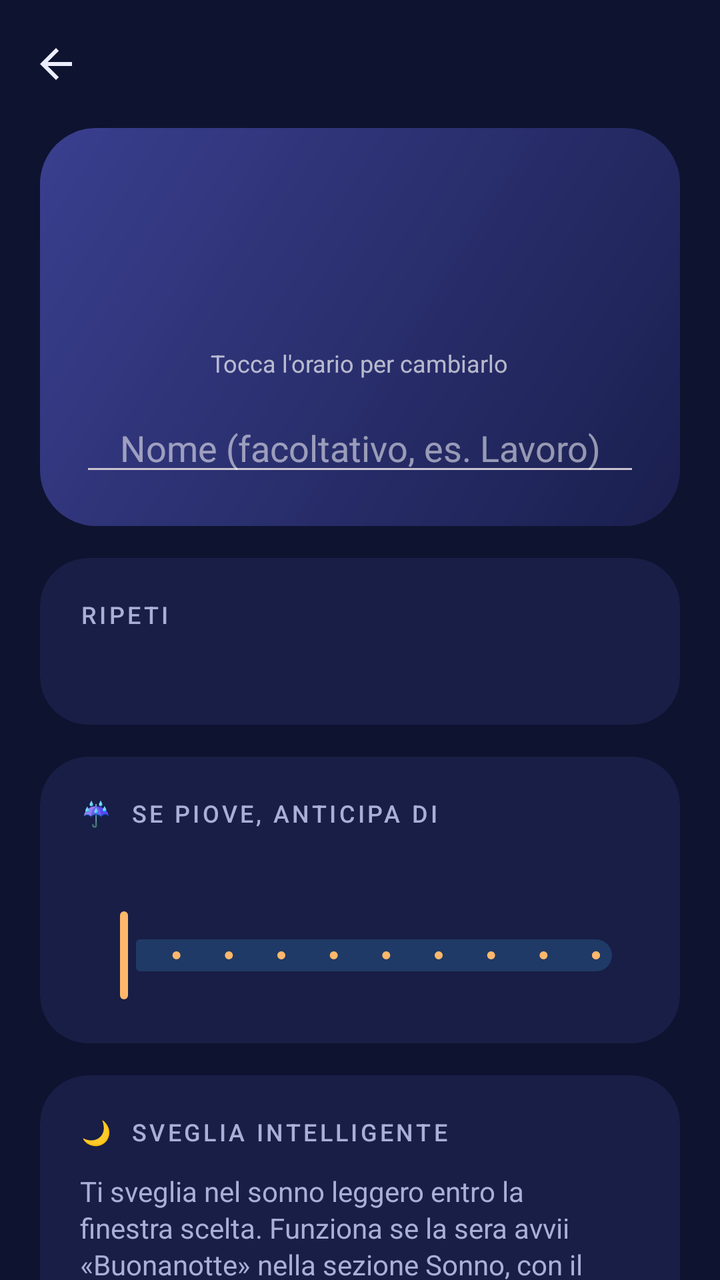
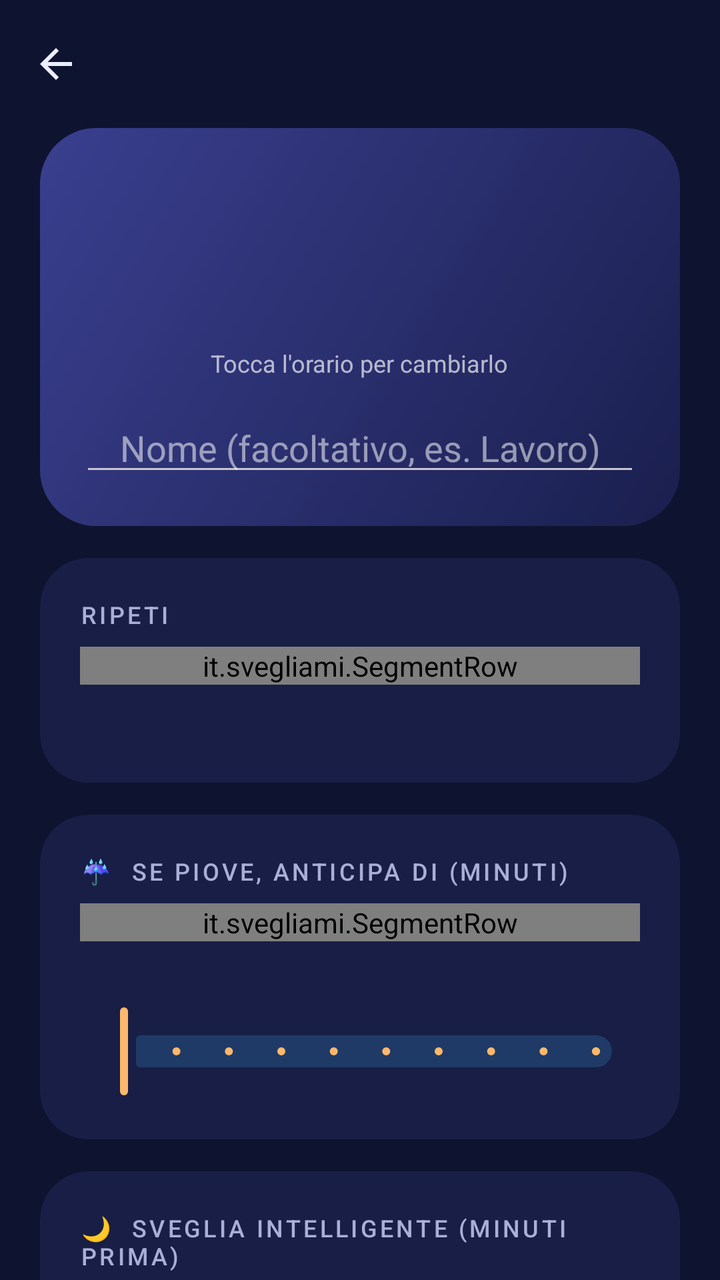

An Android layout rendered at two revisions. The XML below is the earlier revision; the diff shows what the commit changed to produce the second picture.
<!-- AndroidManifest.xml: application theme Theme.Svegliami -->
<!-- res/layout/activity_edit_alarm.xml -->
<?xml version="1.0" encoding="utf-8"?>
<LinearLayout xmlns:android="http://schemas.android.com/apk/res/android"
    xmlns:app="http://schemas.android.com/apk/res-auto"
    android:layout_width="match_parent"
    android:layout_height="match_parent"
    android:background="@color/night_bg"
    android:orientation="vertical">

    <com.google.android.material.appbar.MaterialToolbar
        android:id="@+id/toolbar"
        android:layout_width="match_parent"
        android:layout_height="?attr/actionBarSize"
        app:navigationIcon="@drawable/ic_arrow_back"
        app:titleTextColor="@color/on_surface" />

    <androidx.core.widget.NestedScrollView
        android:layout_width="match_parent"
        android:layout_height="match_parent">

        <LinearLayout
            android:layout_width="match_parent"
            android:layout_height="wrap_content"
            android:orientation="vertical"
            android:paddingStart="20dp"
            android:paddingEnd="20dp"
            android:paddingBottom="32dp">

            
            <LinearLayout
                android:layout_width="match_parent"
                android:layout_height="wrap_content"
                android:background="@drawable/bg_hero_night"
                android:gravity="center_horizontal"
                android:orientation="vertical"
                android:padding="20dp">

                <TextView
                    android:id="@+id/btnTime"
                    android:layout_width="wrap_content"
                    android:layout_height="wrap_content"
                    android:background="?attr/selectableItemBackground"
                    android:fontFamily="sans-serif-light"
                    android:includeFontPadding="false"
                    android:paddingHorizontal="16dp"
                    android:textColor="#FFFFFF"
                    android:textSize="76sp" />

                <TextView
                    android:layout_width="wrap_content"
                    android:layout_height="wrap_content"
                    android:text="Tocca l'orario per cambiarlo"
                    android:textColor="#AAFFFFFF"
                    android:textSize="12sp" />

                <EditText
                    android:id="@+id/etLabel"
                    android:layout_width="match_parent"
                    android:layout_height="wrap_content"
                    android:layout_marginTop="12dp"
                    android:gravity="center"
                    android:hint="Nome (facoltativo, es. Lavoro)"
                    android:inputType="textCapSentences"
                    android:textColor="#FFFFFF"
                    android:textColorHint="#88FFFFFF" />
            </LinearLayout>

            
            <com.google.android.material.card.MaterialCardView
                android:layout_width="match_parent"
                android:layout_height="wrap_content"
                android:layout_marginTop="16dp">

                <LinearLayout
                    android:layout_width="match_parent"
                    android:layout_height="wrap_content"
                    android:orientation="vertical"
                    android:padding="20dp">
            <TextView
                style="@style/Svegliami.Overline"
                android:layout_width="wrap_content"
                android:layout_height="wrap_content"
                android:layout_marginBottom="8dp"
                android:text="Ripeti" />
                    <com.google.android.material.chip.ChipGroup
                        android:id="@+id/chipDays"
                        android:layout_width="match_parent"
                        android:layout_height="wrap_content" />

                    <TextView
                        android:id="@+id/tvDaysHint"
                        style="@style/Svegliami.Body"
                        android:layout_width="wrap_content"
                        android:layout_height="wrap_content" />
                </LinearLayout>
            </com.google.android.material.card.MaterialCardView>

            
            <com.google.android.material.card.MaterialCardView
                android:layout_width="match_parent"
                android:layout_height="wrap_content"
                android:layout_marginTop="16dp">

                <LinearLayout
                    android:layout_width="match_parent"
                    android:layout_height="wrap_content"
                    android:orientation="vertical"
                    android:padding="20dp">
            <TextView
                style="@style/Svegliami.Overline"
                android:layout_width="wrap_content"
                android:layout_height="wrap_content"
                android:layout_marginBottom="8dp"
                android:text="☔  Se piove, anticipa di" />
                    <com.google.android.material.chip.ChipGroup
                        android:id="@+id/chipAdvance"
                        android:layout_width="match_parent"
                        android:layout_height="wrap_content"
                        app:selectionRequired="true"
                        app:singleSelection="true" />

                    <TextView
                        android:id="@+id/tvProb"
                        style="@style/Svegliami.Body"
                        android:layout_width="wrap_content"
                        android:layout_height="wrap_content"
                        android:layout_marginTop="12dp" />

                    <com.google.android.material.slider.Slider
                        android:id="@+id/sliderProb"
                        android:layout_width="match_parent"
                        android:layout_height="wrap_content"
                        android:stepSize="10"
                        android:valueFrom="10"
                        android:valueTo="100"
                        app:labelBehavior="gone" />
                </LinearLayout>
            </com.google.android.material.card.MaterialCardView>

            
            <com.google.android.material.card.MaterialCardView
                android:layout_width="match_parent"
                android:layout_height="wrap_content"
                android:layout_marginTop="16dp">

                <LinearLayout
                    android:layout_width="match_parent"
                    android:layout_height="wrap_content"
                    android:orientation="vertical"
                    android:padding="20dp">
            <TextView
                style="@style/Svegliami.Overline"
                android:layout_width="wrap_content"
                android:layout_height="wrap_content"
                android:layout_marginBottom="8dp"
                android:text="🌙  Sveglia intelligente" />
                    <com.google.android.material.chip.ChipGroup
                        android:id="@+id/chipSmart"
                        android:layout_width="match_parent"
                        android:layout_height="wrap_content"
                        app:selectionRequired="true"
                        app:singleSelection="true" />

                    <TextView
                        style="@style/Svegliami.Body"
                        android:layout_width="wrap_content"
                        android:layout_height="wrap_content"
                        android:layout_marginTop="4dp"
                        android:text="Ti sveglia nel sonno leggero entro la finestra scelta. Funziona se la sera avvii «Buonanotte» nella sezione Sonno, con il telefono sul materasso o sul comodino." />
                </LinearLayout>
            </com.google.android.material.card.MaterialCardView>

            
            <com.google.android.material.card.MaterialCardView
                android:layout_width="match_parent"
                android:layout_height="wrap_content"
                android:layout_marginTop="16dp">

                <LinearLayout
                    android:layout_width="match_parent"
                    android:layout_height="wrap_content"
                    android:orientation="vertical"
                    android:padding="20dp">
            <TextView
                style="@style/Svegliami.Overline"
                android:layout_width="wrap_content"
                android:layout_height="wrap_content"
                android:layout_marginBottom="8dp"
                android:text="🔔  Suoneria" />
                    <LinearLayout
                        android:layout_width="match_parent"
                        android:layout_height="wrap_content"
                        android:orientation="horizontal">

                        <Button
                            android:id="@+id/btnRingtone"
                            style="@style/Widget.Material3.Button.TonalButton"
                            android:layout_width="0dp"
                            android:layout_height="wrap_content"
                            android:layout_weight="1"
                            android:ellipsize="end"
                            android:maxLines="1" />

                        <Button
                            android:id="@+id/btnPreview"
                            style="@style/Widget.Material3.Button.OutlinedButton"
                            android:layout_width="wrap_content"
                            android:layout_height="wrap_content"
                            android:layout_marginStart="8dp"
                            android:text="▶ Prova" />
                    </LinearLayout>
                </LinearLayout>
            </com.google.android.material.card.MaterialCardView>

            <Button
                android:id="@+id/btnSave"
                android:layout_width="match_parent"
                android:layout_height="60dp"
                android:layout_marginTop="24dp"
                android:text="Salva"
                android:textSize="17sp" />

            <Button
                android:id="@+id/btnTest"
                style="@style/Widget.Material3.Button.TonalButton"
                android:layout_width="match_parent"
                android:layout_height="wrap_content"
                android:layout_marginTop="4dp"
                android:text="☁  Controlla il meteo adesso" />

            <Button
                android:id="@+id/btnDelete"
                style="@style/Widget.Material3.Button.TextButton"
                android:layout_width="match_parent"
                android:layout_height="wrap_content"
                android:text="Elimina sveglia"
                android:textColor="@color/error" />

            <TextView
                android:id="@+id/tvStatus"
                style="@style/Svegliami.Body"
                android:layout_width="match_parent"
                android:layout_height="wrap_content"
                android:layout_marginTop="8dp" />
        </LinearLayout>
    </androidx.core.widget.NestedScrollView>
</LinearLayout>
<!-- resources referenced by this layout -->
<resources>
  <color name="error">#FF8A80</color>
  <color name="night_bg">#0E1330</color>
  <color name="on_surface">#ECEEFF</color>
  <!-- drawable bg_hero_night (drawable) -->
  <?xml version="1.0" encoding="utf-8"?>
  <shape xmlns:android="http://schemas.android.com/apk/res/android">
      <gradient android:angle="315" android:startColor="#3A3F8F" android:endColor="#1A1F4E" />
      <corners android:radius="28dp" />
  </shape>
  <!-- drawable ic_arrow_back (drawable) -->
  <vector xmlns:android="http://schemas.android.com/apk/res/android"
      android:width="24dp" android:height="24dp" android:viewportWidth="24" android:viewportHeight="24"
      android:autoMirrored="true">
      <path android:fillColor="#FFECEEFF" android:pathData="M20,11H7.83l5.59,-5.59L12,4l-8,8 8,8 1.41,-1.41L7.83,13H20v-2z" />
  </vector>
  <style name="Svegliami.Body" parent="">
          <item name="android:textSize">14sp</item>
          <item name="android:textColor">@color/on_surface_variant</item>
          <item name="android:lineSpacingExtra">2dp</item>
      </style>
  <style name="Svegliami.Overline" parent="">
          <item name="android:textSize">12sp</item>
          <item name="android:letterSpacing">0.12</item>
          <item name="android:textAllCaps">true</item>
          <item name="android:fontFamily">sans-serif-medium</item>
          <item name="android:textColor">@color/on_surface_variant</item>
      </style>
  <style name="Theme.Svegliami" parent="Base.Theme.Svegliami" />
  <color name="on_surface_variant">#A9AFD6</color>
  <color name="primary">#FFB86B</color>
  <color name="on_primary">#3A2000</color>
  <color name="primary_container">#4F3414</color>
  <color name="on_primary_container">#FFDDB8</color>
  <color name="secondary">#8AB4FF</color>
  <color name="on_secondary">#00224D</color>
  <color name="secondary_container">#1F3A66</color>
  <color name="on_secondary_container">#D6E3FF</color>
  <color name="tertiary">#B9A5FF</color>
  <color name="on_tertiary">#20125A</color>
  <color name="tertiary_container">#33296B</color>
  <color name="on_tertiary_container">#E8DEFF</color>
  <color name="error_container">#4A1F2B</color>
  <color name="on_error_container">#FFDAD6</color>
  <color name="surface_high">#222A5C</color>
  <color name="outline">#363F75</color>
  <color name="surface">#181E45</color>
  <style name="Svegliami.Card" parent="Widget.Material3.CardView.Filled">
          <item name="cardBackgroundColor">@color/surface</item>
          <item name="cardCornerRadius">24dp</item>
          <item name="cardElevation">0dp</item>
          <item name="strokeWidth">0dp</item>
      </style>
  <!-- unchanged entries left out for length: 1 -->
</resources>

<!-- the commit's change to res/layout/activity_edit_alarm.xml (unified diff, before → after) -->
@@ -81,7 +81,7 @@
                 android:layout_height="wrap_content"
                 android:layout_marginBottom="8dp"
                 android:text="Ripeti" />
-                    <com.google.android.material.chip.ChipGroup
+                    <it.svegliami.SegmentRow
                         android:id="@+id/chipDays"
                         android:layout_width="match_parent"
                         android:layout_height="wrap_content" />
@@ -90,33 +90,32 @@
                         android:id="@+id/tvDaysHint"
                         style="@style/Svegliami.Body"
                         android:layout_width="wrap_content"
+                        android:layout_height="wrap_content"
+                        android:layout_marginTop="10dp" />
+                </LinearLayout>
+            </com.google.android.material.card.MaterialCardView>
+
+            
+            <com.google.android.material.card.MaterialCardView
+                android:layout_width="match_parent"
+                android:layout_height="wrap_content"
+                android:layout_marginTop="16dp">
+
+                <LinearLayout
+                    android:layout_width="match_parent"
+                    android:layout_height="wrap_content"
+                    android:orientation="vertical"
+                    android:padding="20dp">
+            <TextView
+                style="@style/Svegliami.Overline"
+                android:layout_width="wrap_content"
+                android:layout_height="wrap_content"
+                android:layout_marginBottom="8dp"
+                android:text="☔  Se piove, anticipa di (minuti)" />
+                    <it.svegliami.SegmentRow
+                        android:id="@+id/chipAdvance"
+                        android:layout_width="match_parent"
                         android:layout_height="wrap_content" />
-                </LinearLayout>
-            </com.google.android.material.card.MaterialCardView>
-
-            
-            <com.google.android.material.card.MaterialCardView
-                android:layout_width="match_parent"
-                android:layout_height="wrap_content"
-                android:layout_marginTop="16dp">
-
-                <LinearLayout
-                    android:layout_width="match_parent"
-                    android:layout_height="wrap_content"
-                    android:orientation="vertical"
-                    android:padding="20dp">
-            <TextView
-                style="@style/Svegliami.Overline"
-                android:layout_width="wrap_content"
-                android:layout_height="wrap_content"
-                android:layout_marginBottom="8dp"
-                android:text="☔  Se piove, anticipa di" />
-                    <com.google.android.material.chip.ChipGroup
-                        android:id="@+id/chipAdvance"
-                        android:layout_width="match_parent"
-                        android:layout_height="wrap_content"
-                        app:selectionRequired="true"
-                        app:singleSelection="true" />
 
                     <TextView
                         android:id="@+id/tvProb"
@@ -152,19 +151,17 @@
                 android:layout_width="wrap_content"
                 android:layout_height="wrap_content"
                 android:layout_marginBottom="8dp"
-                android:text="🌙  Sveglia intelligente" />
-                    <com.google.android.material.chip.ChipGroup
+                android:text="🌙  Sveglia intelligente (minuti prima)" />
+                    <it.svegliami.SegmentRow
                         android:id="@+id/chipSmart"
                         android:layout_width="match_parent"
-                        android:layout_height="wrap_content"
-                        app:selectionRequired="true"
-                        app:singleSelection="true" />
+                        android:layout_height="wrap_content" />
 
                     <TextView
                         style="@style/Svegliami.Body"
                         android:layout_width="wrap_content"
                         android:layout_height="wrap_content"
-                        android:layout_marginTop="4dp"
+                        android:layout_marginTop="12dp"
                         android:text="Ti sveglia nel sonno leggero entro la finestra scelta. Funziona se la sera avvii «Buonanotte» nella sezione Sonno, con il telefono sul materasso o sul comodino." />
                 </LinearLayout>
             </com.google.android.material.card.MaterialCardView>
